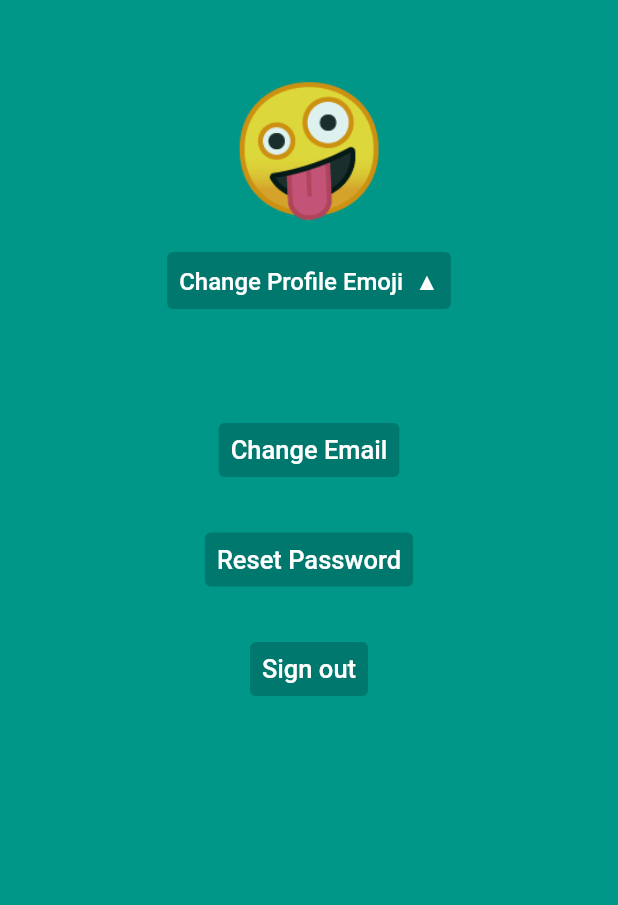
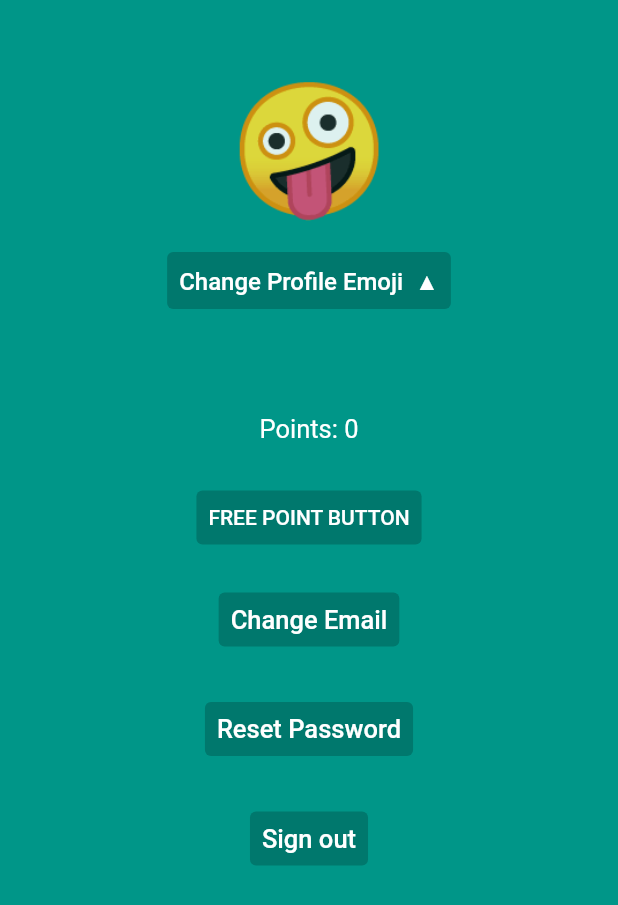
Before and after one commit to nickeastmond/Pollar, a Flutter app: the ProfilePage screen opened directly, on a phone screen of 412 x 824 dp. Shown: the top 905 px of the screen. Run offline on Flutter 3.47's test engine with Material 2 defaults, Android fonts, the phone set to English and light mode, and no system bars; our stand-ins replace cloud_firestore, email_validator, firebase_auth, firebase_core, flutter_map, geocoding and 7 more; missing offline and left inert: dart:ffi, open_street_map_search_and_pick; accounts and stored records are empty.

Commit message:
removed abandoned sharedprefs functions for emojis, added working testing 'free point' button

```diff
--- a/lib/navigation/profile_page.dart
+++ b/lib/navigation/profile_page.dart
@@ -16,6 +16,7 @@ class ProfilePage extends StatefulWidget {
 
 class _ProfilePageState extends State<ProfilePage> {
   String userEmoji = defaultEmoji;
+  int points = 0;
   String changeEmojiText = 'Change Profile Emoji  ▲';
   double? emojiBoxHeight = 0;
   String  notVerifiedText = '⚠ Unverified email. Press for verification link.';
@@ -26,6 +27,7 @@ class _ProfilePageState extends State<ProfilePage> {
   initState() {
     // need to change to fetch from shared prefs later
     fetchEmoji();
+    fetchPoints();
     super.initState();
   }
 
@@ -35,26 +37,40 @@ class _ProfilePageState extends State<ProfilePage> {
   }
 
   void fetchEmoji() async {
-    String? temp = await getEmoji();
+    String temp = await getEmoji();
 
-    // B/c of await, temp can be temporarily null upon account creation (raises error)
-    if (temp != null) {
-      setState(() {
-        userEmoji = temp;
-      });
-    }
+    setState(() {
+      userEmoji = temp;
+    });
   }
 
-  void updateEmoji(emoji) async {
+  void fetchPoints() async {
+    int temp = await getPoints();
+
+    setState(() {
+      points = temp;
+    });
+  }
+
+  void updateEmoji(String emoji) async {
     setEmoji(emoji);
-    saveUserInfoToSharedPreferences('userEmoji', emoji);
     setState(() {
       userEmoji = emoji;
     });
   }
 
+  void updatePoints(int num) async {
+    addPoints(num);
+    setState(() {
+      points += num;
+    });
+  }
+
   Widget emojiOption(String emoji) {
-    return TextButton(
+    //return assets.contains(emoji)
+    //?
+    return
+    TextButton(
       onPressed: () {
         updateEmoji(emoji);
       },
@@ -63,6 +79,56 @@ class _ProfilePageState extends State<ProfilePage> {
         textScaleFactor: 2.5,
       ),
     );
+    //: Text('?');
+    // : Stack(
+    //     children: [
+    //       TextButton(
+    //         onPressed: () async {
+    //           if (await getPoints() < 50) {
+    //             var snackBar = const SnackBar(
+    //               duration: Duration(seconds: 3),
+    //               backgroundColor: Colors.red,
+    //               content: Text(
+    //                 'Not enough points',
+    //                 textAlign: TextAlign.center,
+    //                 ),
+    //             );
+    //             if (context.mounted) {
+    //               ScaffoldMessenger.of(context).showSnackBar(snackBar);
+    //             }
+    //           } else {
+    //             //buyEmoji(50, emoji);
+
+
+    //           }
+    //         },
+    //         child:Text(
+    //           emoji,
+    //           textScaleFactor: 2.5,
+    //           style: TextStyle(
+    //             color: Colors.black.withOpacity(0.2)
+    //           ),
+    //         ),
+    //       ),
+    //       const Positioned(
+    //         // bottom: 18,
+    //         // left: 20,
+    //         child: Icon(
+    //         Icons.lock
+    //         ),
+    //       ),
+    //       const Positioned(
+    //         bottom: 10,
+    //         right: 10,
+    //         child: Text(
+    //           '50P',
+    //           style: TextStyle(
+    //             color: Colors.white,
+    //           ),
+    //         ),
+    //       ),
+    //     ],
+    //   );
   }
 
   @override
@@ -155,9 +221,36 @@ class _ProfilePageState extends State<ProfilePage> {
                                 fontSize: 17,
                               ),
                             ),
+                            const SizedBox(height: 20),
+                            Text(
+                              'Points: $points',
+                              style: const TextStyle(
+                                color: Colors.white,
+                                fontSize: 17,
+                              ),
+                            ),
                           ],
                         ),
+
+                        const SizedBox(height: 25),
+                        TextButton(
+                          onPressed: () {
+                            updatePoints(1);
+                          },
+                          style: ButtonStyle(
+                            backgroundColor: MaterialStatePropertyAll(
+                                Colors.black.withOpacity(0.2)),
+                          ),
+                          child: const Text(
+                            'FREE POINT BUTTON',
+                            style: TextStyle(
+                              color: Colors.white
+                            )
+                          ),
+                        ),
+
                         const SizedBox(height: 20),
+
                         // change email
                         TextButton(
                           style: ButtonStyle(
```
Also changed, not shown: lib/model/user/pollar_user_model.dart (+21 -44 lines).
